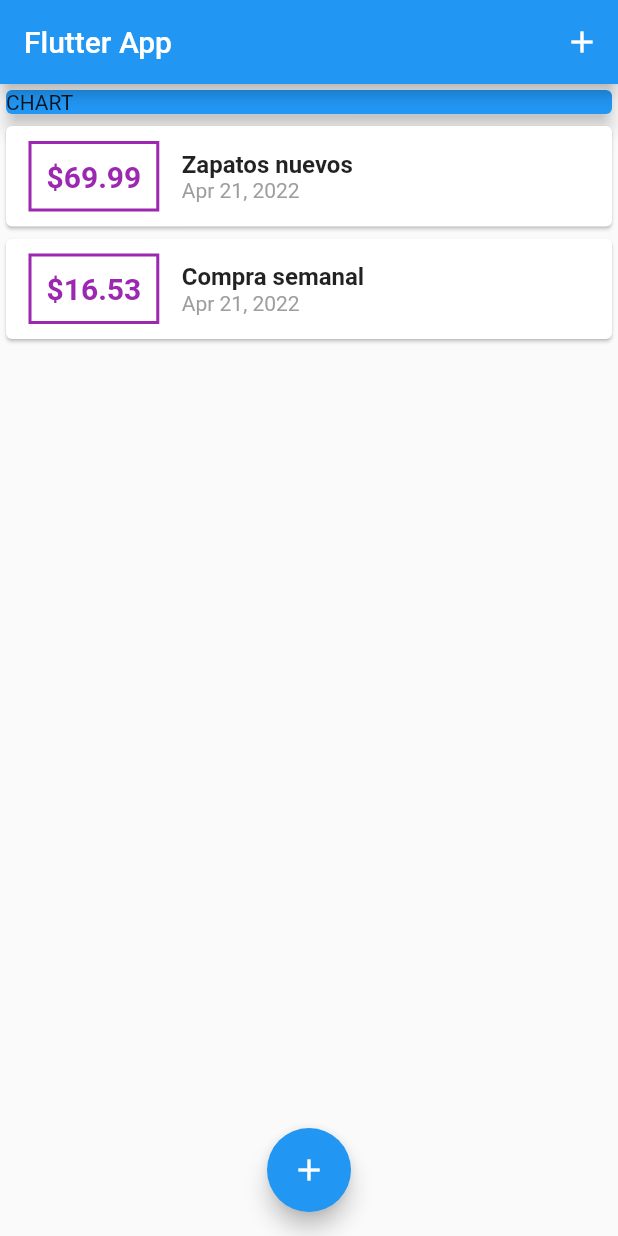
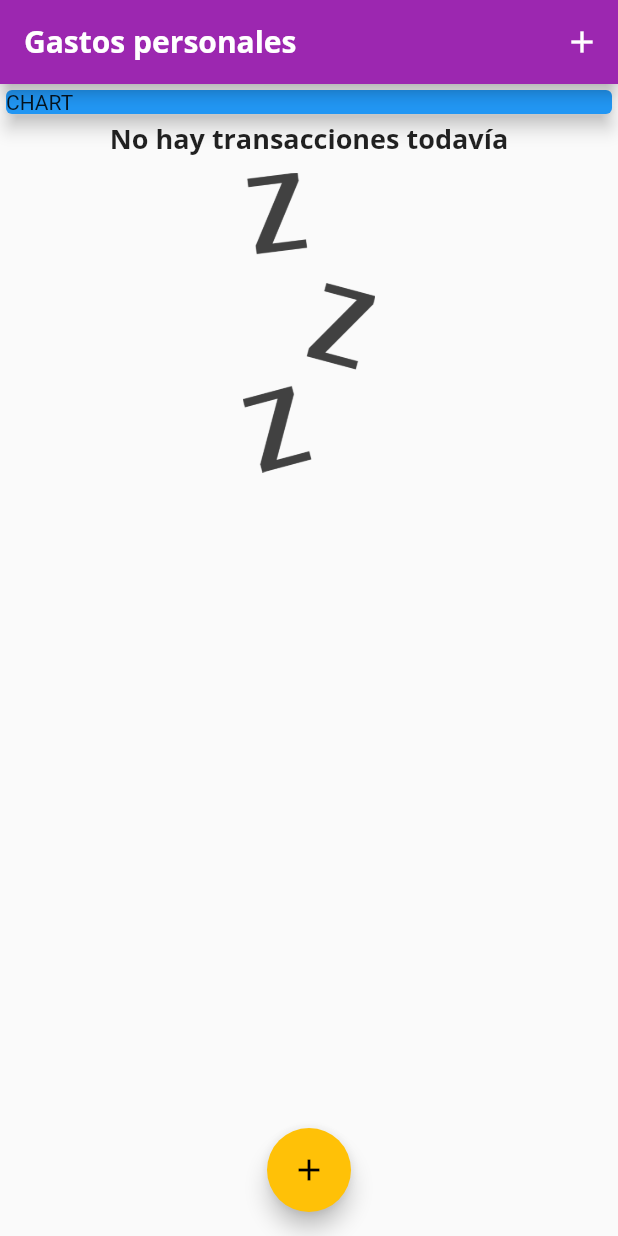
Before and after one commit to JonatanLeon/complex_app, a Flutter app: the screen it shows after launch, on a phone screen of 412 x 824 dp. Run offline on Flutter 3.47's test engine with Material 2 defaults, Android fonts, the phone set to English and light mode, and no system bars.

Commit message:
Lección 100

```diff
--- a/lib/main.dart
+++ b/lib/main.dart
@@ -11,7 +11,25 @@ class MyApp extends StatelessWidget {
   @override
   Widget build(BuildContext context) {
     return MaterialApp(
-      title: 'Flutter App',
+      title: 'Gastos personales',
+      theme: ThemeData(
+        primarySwatch: Colors.purple,
+        accentColor: Colors.amber,
+        fontFamily: "Quicksand",
+        textTheme: ThemeData.light().textTheme.copyWith(
+              headline6: TextStyle(
+                fontFamily: "OpenSans",
+                fontWeight: FontWeight.bold,
+                fontSize: 18,
+              ),
+            ),
+        appBarTheme: AppBarTheme(
+          titleTextStyle: TextStyle(
+              fontFamily: 'OpenSans',
+              fontSize: 20,
+              fontWeight: FontWeight.bold),
+        ),
+      ),
       home: MyHomePage(),
     );
   }
@@ -24,18 +42,18 @@ class MyHomePage extends StatefulWidget {
 
 class _MyHomePageState extends State<MyHomePage> {
   final List<Transaccion> _transacciones = [
-    Transaccion(
-      id: "t1",
-      titulo: "Zapatos nuevos",
-      cantidad: 69.99,
-      fecha: DateTime.now(),
-    ),
-    Transaccion(
-      id: "t2",
-      titulo: "Compra semanal",
-      cantidad: 16.53,
-      fecha: DateTime.now(),
-    ),
+    // Transaccion(
+    //   id: "t1",
+    //   titulo: "Zapatos nuevos",
+    //   cantidad: 69.99,
+    //   fecha: DateTime.now(),
+    // ),
+    // Transaccion(
+    //   id: "t2",
+    //   titulo: "Compra semanal",
+    //   cantidad: 16.53,
+    //   fecha: DateTime.now(),
+    // ),
   ];
 
   void _insertarTransaccion(String titulo, double cantidad) {
@@ -67,7 +85,9 @@ class _MyHomePageState extends State<MyHomePage> {
   Widget build(BuildContext context) {
     return Scaffold(
       appBar: AppBar(
-        title: Text('Flutter App'),
+        title: Text(
+          'Gastos personales',
+        ),
         actions: [
           IconButton(
             icon: Icon(Icons.add),
--- /dev/null
+++ b/lib/widgets/chart.dart
@@ -0,0 +1,12 @@
+import 'package:flutter/material.dart';
+
+class Chart extends StatelessWidget {
+  @override
+  Widget build(BuildContext context) {
+    return Card(
+      elevation: 6,
+      margin: EdgeInsets.all(20),
+      //child: ,
+    );
+  }
+}
--- a/lib/widgets/transaction_list.dart
+++ b/lib/widgets/transaction_list.dart
@@ -11,7 +11,26 @@ class ListaTransaccion extends StatelessWidget {
   Widget build(BuildContext context) {
     return Container(
       height: 300,
-      child: ListView.builder(
+      child: transacciones.isEmpty
+          ? Column(
+              children: [
+                Text(
+                  "No hay transacciones todavía",
+                  style: Theme.of(context).textTheme.headline6,
+                ),
+                SizedBox(
+                  height: 10,
+                ),
+                Container(
+                  height: 200,
+                  child: Image.asset(
+                    "assets/images/waiting.png",
+                    fit: BoxFit.cover,
+                  ),
+                ),
+              ],
+            )
+          : ListView.builder(
               itemBuilder: (ctx, posicion) {
                 return Card(
                   child: Row(
@@ -22,13 +41,14 @@ class ListaTransaccion extends StatelessWidget {
                           style: TextStyle(
                             fontWeight: FontWeight.bold,
                             fontSize: 20,
-                      color: Colors.purple,
+                            color: Theme.of(context).primaryColor,
                           ),
                         ),
-                  margin: EdgeInsets.symmetric(vertical: 10, horizontal: 15),
+                        margin:
+                            EdgeInsets.symmetric(vertical: 10, horizontal: 15),
                         decoration: BoxDecoration(
                           border: Border.all(
-                      color: Colors.purple,
+                            color: Theme.of(context).primaryColor,
                             width: 2,
                           ),
                         ),
@@ -38,13 +58,11 @@ class ListaTransaccion extends StatelessWidget {
                         children: [
                           Text(
                             transacciones[posicion].titulo,
-                      style: TextStyle(
-                        fontSize: 16,
-                        fontWeight: FontWeight.bold,
-                      ),
+                            style: Theme.of(context).textTheme.headline6,
                           ),
                           Text(
-                      DateFormat.yMMMd().format(transacciones[posicion].fecha),
+                            DateFormat.yMMMd()
+                                .format(transacciones[posicion].fecha),
                             style: TextStyle(
                               color: Colors.grey,
                             ),
```
Also changed, not shown: pubspec.yaml (+13 -8 lines), assets/fonts/OpenSans-Bold.ttf (added), assets/fonts/OpenSans-Regular.ttf (added), assets/fonts/Quicksand-Bold.ttf (added), assets/fonts/Quicksand-Light.ttf (added), assets/fonts/Quicksand-Medium.ttf (added), assets/fonts/Quicksand-Regular.ttf (added), assets/images/waiting.png (added). Lines whose indentation alone changed are shown as unchanged.
